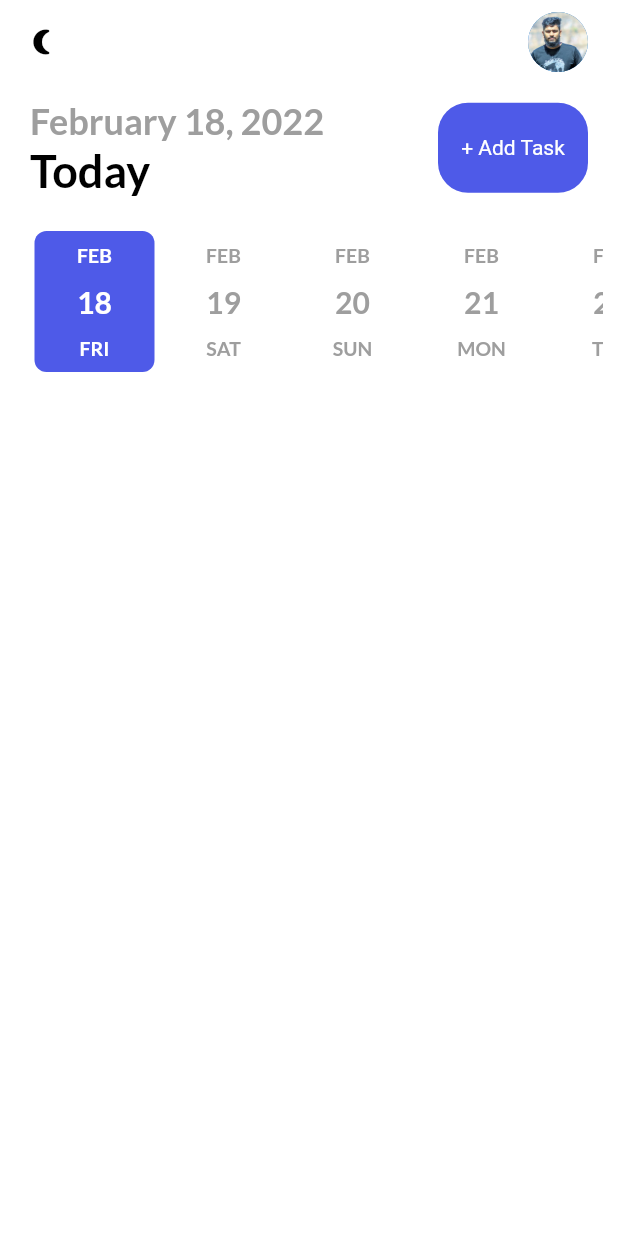
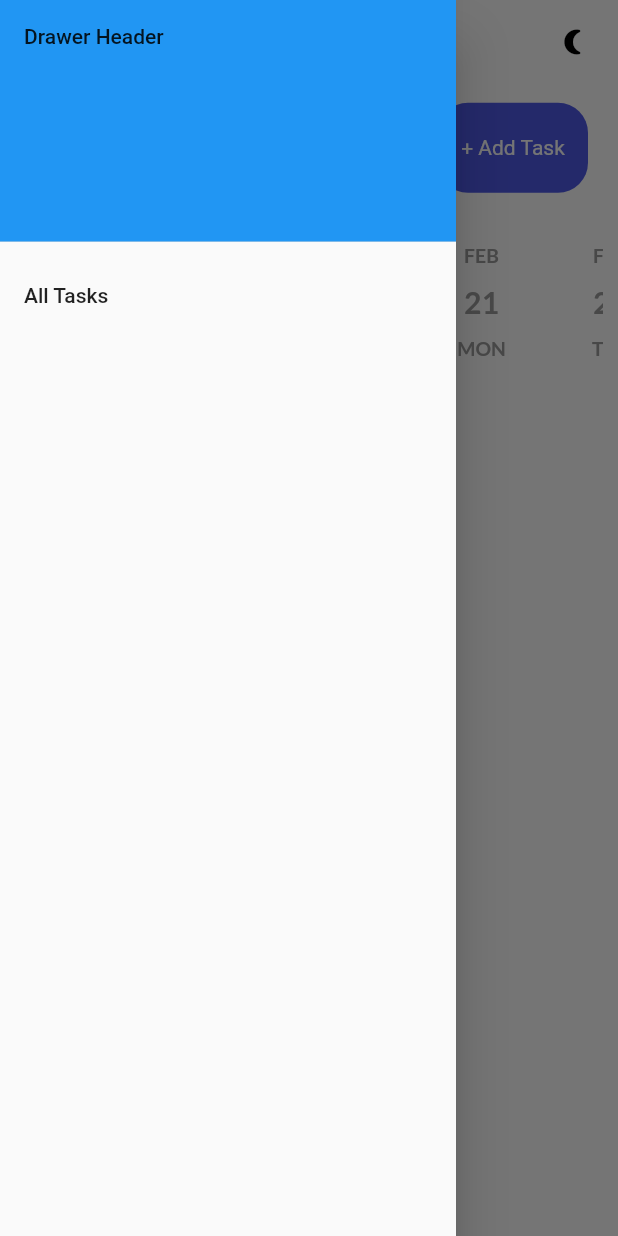
Before and after one commit to KasunHasanga/flutter_to_do, a Flutter app: the screen it shows after launch, with the side drawer open (before the commit the screen has no drawer), on a phone screen of 412 x 824 dp. Run offline on Flutter 3.47's test engine with Material 2 defaults, Android fonts, the phone set to English and light mode, and no system bars; drawn by our look-alikes of date_picker_timeline; our stand-ins replace flutter_local_notifications, flutter_native_timezone, flutter_staggered_animations, get, get_storage, google_fonts and 2 more; accounts and stored records are empty.

Commit message:
add drawer and show all task page

```diff
--- a/lib/ui/home_page.dart
+++ b/lib/ui/home_page.dart
@@ -12,6 +12,7 @@ import 'package:to_do_app/services/theme_services.dart';
 import 'package:to_do_app/ui/addTaskPage.dart';
 import 'package:to_do_app/ui/theme.dart';
 import 'package:to_do_app/ui/widgets/buttons.dart';
+import 'package:to_do_app/ui/widgets/drawer.dart';
 import 'package:to_do_app/ui/widgets/task_tile.dart';
 
 class HomePage extends StatefulWidget {
@@ -22,6 +23,8 @@ class HomePage extends StatefulWidget {
 }
 
 class _HomePageState extends State<HomePage> {
+  final GlobalKey<ScaffoldState> _scaffoldKey = new GlobalKey<ScaffoldState>();
+
   DateTime _selectedDate = DateTime.now();
   //declare getX TaskController
   final _taskController = Get.put(TaskController());
@@ -37,8 +40,10 @@ class _HomePageState extends State<HomePage> {
   @override
   Widget build(BuildContext context) {
     return Scaffold(
+      key: _scaffoldKey,
       backgroundColor: context.theme.backgroundColor,
       appBar: _appBar(),
+      drawer: MyDrawer(),
       body: Column(
         children: [
           _addTaskBar(),
@@ -259,9 +264,19 @@ class _HomePageState extends State<HomePage> {
 
   _appBar() {
     return AppBar(
+      // automaticallyImplyLeading: false,
       backgroundColor: context.theme.backgroundColor,
       elevation: 0,
-      leading: GestureDetector(
+      leading: IconButton(
+        icon: const Icon(Icons.menu),
+        color: Get.isDarkMode ? Colors.white : Colors.black,
+        onPressed: () {
+          _scaffoldKey.currentState?.openDrawer();
+        },
+      ),
+
+      actions:  [
+        GestureDetector(
           onTap: () {
             ThemeServices().switchTheme();
             notifyHelper.displayNotification(
@@ -277,10 +292,9 @@ class _HomePageState extends State<HomePage> {
             color: Get.isDarkMode ? Colors.white : Colors.black,
           ),
         ),
-      actions: const [
-        CircleAvatar(
-          backgroundImage: AssetImage("images/profile.jpeg"),
-        ),
+        // CircleAvatar(
+        //   backgroundImage: AssetImage("images/profile.jpeg"),
+        // ),
         SizedBox(
           width: 20,
         )
--- /dev/null
+++ b/lib/ui/widgets/drawer.dart
@@ -0,0 +1,44 @@
+import 'package:flutter/material.dart';
+import 'package:get/get.dart';
+import 'package:to_do_app/services/notification_services.dart';
+import 'package:to_do_app/services/theme_services.dart';
+import 'package:to_do_app/ui/all_tasks.dart';
+
+class MyDrawer extends StatefulWidget {
+  const MyDrawer({Key? key}) : super(key: key);
+
+  @override
+  _MyDrawerState createState() => _MyDrawerState();
+}
+
+
+class _MyDrawerState extends State<MyDrawer> {
+
+
+
+
+  var notifyHelper = NotifyHelper();
+  @override
+  Widget build(BuildContext context) {
+    return Drawer(
+      child: ListView(
+        padding: EdgeInsets.zero,
+        children: [
+          const DrawerHeader(
+            decoration: BoxDecoration(
+              color: Colors.blue,
+            ),
+            child: Text('Drawer Header'),
+          ),
+
+          ListTile(
+            title: Text('All Tasks'),
+            onTap: () {
+              Get.to(() => ShowAllTasks());
+            },
+          ),
+        ],
+      ),
+    );
+  }
+}
```
Also changed, not shown: lib/ui/all_tasks.dart (added, +166 -0 lines). Lines whose indentation alone changed are shown as unchanged.
